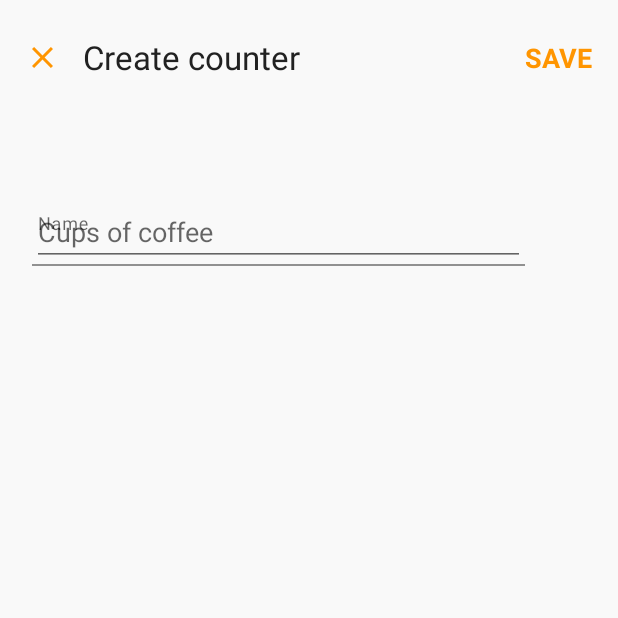
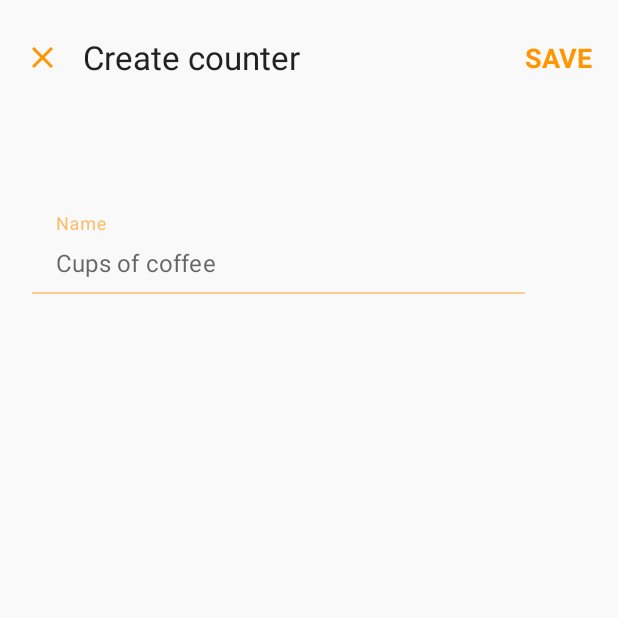
Before and after one commit to andresarangopro/Corner, an Android app: the CreateCounterFragment screen opened through its navigation route, on a phone screen of 412 x 824 dp, the top half of it. Run offline under Robolectric (Android 15) with nearby library versions, the phone set to English and light mode, and no system bars; our stand-ins replace Dagger/Hilt's generated code.

Commit message:
view fixes

```diff
--- a/app/src/main/res/layout/fragment_create_counter.xml
+++ b/app/src/main/res/layout/fragment_create_counter.xml
@@ -61,14 +61,14 @@
         app:layout_constraintStart_toStartOf="@+id/guideline7"
         app:layout_constraintTop_toTopOf="@+id/guideline12"
         app:expandedHintEnabled="false"
-        android:theme="@style/editTextTheme"
         android:hint="@string/counter_name_label">
 
         <com.google.android.material.textfield.TextInputEditText
             android:id="@+id/etCounter"
             android:layout_width="match_parent"
             android:layout_height="wrap_content"
-            android:theme="@style/editTextTheme"
+            android:backgroundTint="@color/transparent"
+            android:paddingTop="@dimen/margin_normal_3"
             android:hint="@string/counter_name_hint"
             />
 
--- a/app/src/main/res/values/themes.xml
+++ b/app/src/main/res/values/themes.xml
@@ -41,7 +41,6 @@
         <item name="android:textStyle">bold</item>
     </style>
 
-
     <style name="editTextTheme" parent="Theme.AppCompat.Light">
         <item name="colorControlActivated">@color/orange</item>
     </style>
```
